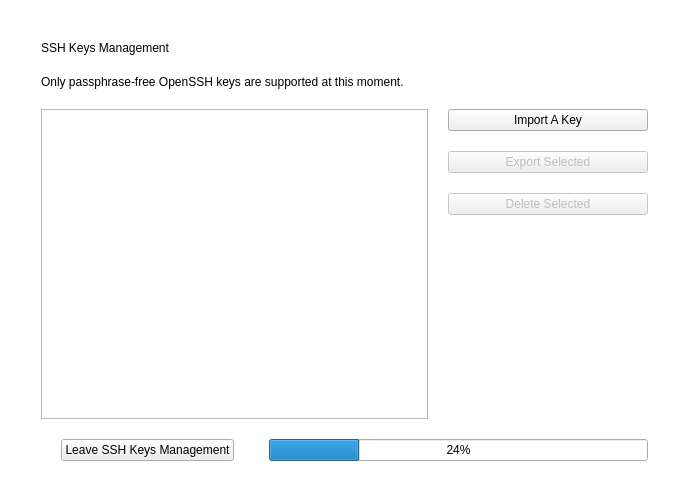
This is src/SSHManagement.ui in mooltipass/moolticute as Qt 5 draws it before an edit. The edited form follows.
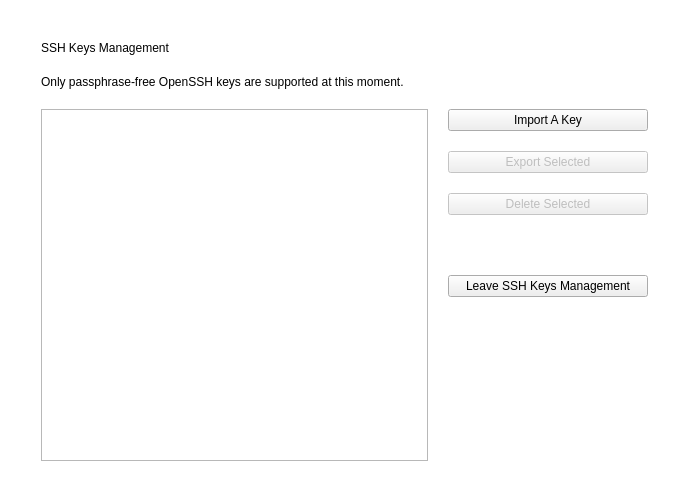
This is the edited form. Custom widgets are drawn as their Qt base class.

Commit message: Moved leave SSH mode button moved to the right to the other three buttons

Patch:
```diff
--- a/src/SSHManagement.ui
+++ b/src/SSHManagement.ui
@@ -341,26 +341,17 @@
              <property name="orientation">
               <enum>Qt::Vertical</enum>
              </property>
+             <property name="sizeType">
+              <enum>QSizePolicy::Fixed</enum>
+             </property>
              <property name="sizeHint" stdset="0">
               <size>
                <width>20</width>
-               <height>208</height>
+               <height>40</height>
               </size>
              </property>
             </spacer>
            </item>
-          </layout>
-         </item>
-        </layout>
-       </item>
-       <item>
-        <layout class="QHBoxLayout" name="horizontalLayout_4">
-         <property name="spacing">
-          <number>35</number>
-         </property>
-         <property name="leftMargin">
-          <number>20</number>
-         </property>
          <item>
           <widget class="QPushButton" name="buttonDiscard">
            <property name="sizePolicy">
@@ -381,33 +372,19 @@
           </widget>
          </item>
          <item>
-          <spacer name="horizontalSpacer_5">
+            <spacer name="verticalSpacer">
            <property name="orientation">
-            <enum>Qt::Horizontal</enum>
-           </property>
-           <property name="sizeType">
-            <enum>QSizePolicy::MinimumExpanding</enum>
+              <enum>Qt::Vertical</enum>
            </property>
            <property name="sizeHint" stdset="0">
             <size>
-             <width>0</width>
-             <height>20</height>
+               <width>20</width>
+               <height>40</height>
             </size>
            </property>
           </spacer>
          </item>
-         <item>
-          <widget class="QProgressBar" name="progressBarLoad2">
-           <property name="sizePolicy">
-            <sizepolicy hsizetype="Expanding" vsizetype="Fixed">
-             <horstretch>1</horstretch>
-             <verstretch>0</verstretch>
-            </sizepolicy>
-           </property>
-           <property name="value">
-            <number>24</number>
-           </property>
-          </widget>
+          </layout>
          </item>
         </layout>
        </item>
```
Lines whose indentation alone changed are shown as unchanged.
